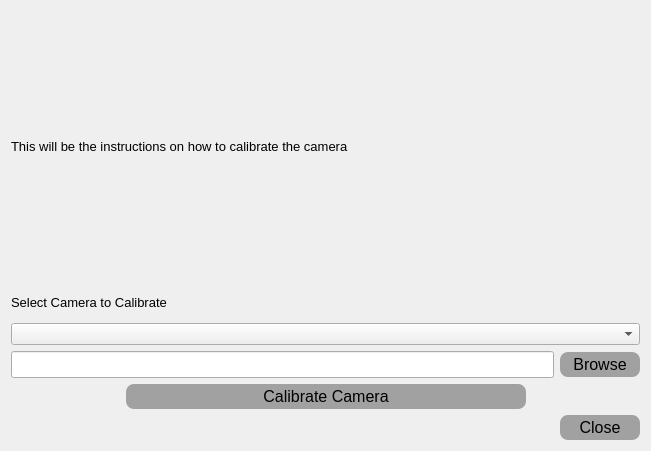
Before: the Qt Designer form UI/QT Files/Cam Calibration.ui in mmikulka/AutomatedLightTracker, drawn with Qt 5.
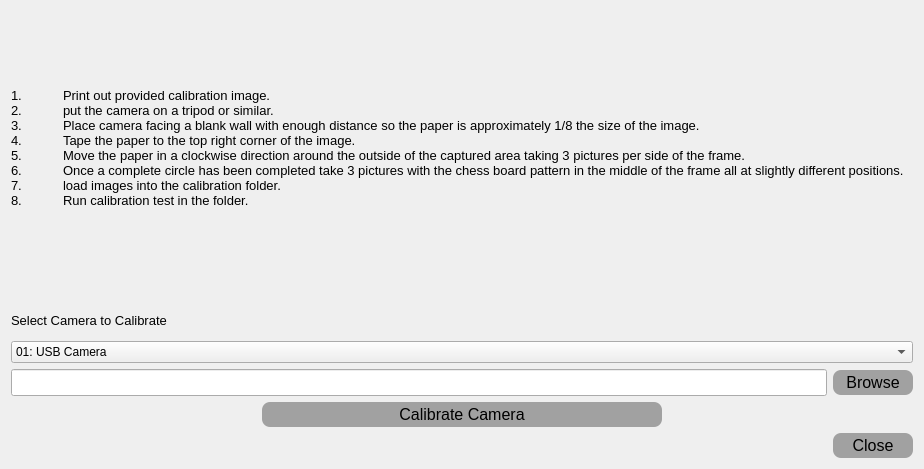
After: the same form once the commit is applied.

Commit message: Fixed bug where camera input was flipped, and got x,y coordinates to calculate correctly.

What changed in the file:
```diff
--- a/UI/QT Files/Cam Calibration.ui
+++ b/UI/QT Files/Cam Calibration.ui
@@ -6,8 +6,8 @@
    <rect>
     <x>0</x>
     <y>0</y>
-    <width>651</width>
-    <height>451</height>
+    <width>924</width>
+    <height>469</height>
    </rect>
   </property>
   <property name="minimumSize">
@@ -35,7 +35,15 @@
         </font>
        </property>
        <property name="text">
-        <string>This will be the instructions on how to calibrate the camera</string>
+        <string>1.	Print out provided calibration image.
+2.	put the camera on a tripod or similar.
+3.	Place camera facing a blank wall with enough distance so the paper is approximately 1/8 the size of the image.
+4.	Tape the paper to the top right corner of the image.
+5.	Move the paper in a clockwise direction around the outside of the captured area taking 3 pictures per side of the frame.
+6.	Once a complete circle has been completed take 3 pictures with the chess board pattern in the middle of the frame all at slightly different positions.
+7.	load images into the calibration folder. 
+8.	Run calibration test in the folder. 
+</string>
        </property>
       </widget>
      </item>
@@ -69,7 +77,13 @@
         </widget>
        </item>
        <item>
-        <widget class="QComboBox" name="comboBox"/>
+        <widget class="QComboBox" name="comboBox">
+         <item>
+          <property name="text">
+           <string>01: USB Camera</string>
+          </property>
+         </item>
+        </widget>
        </item>
       </layout>
      </item>
```
The commit also changes 10 other files.
